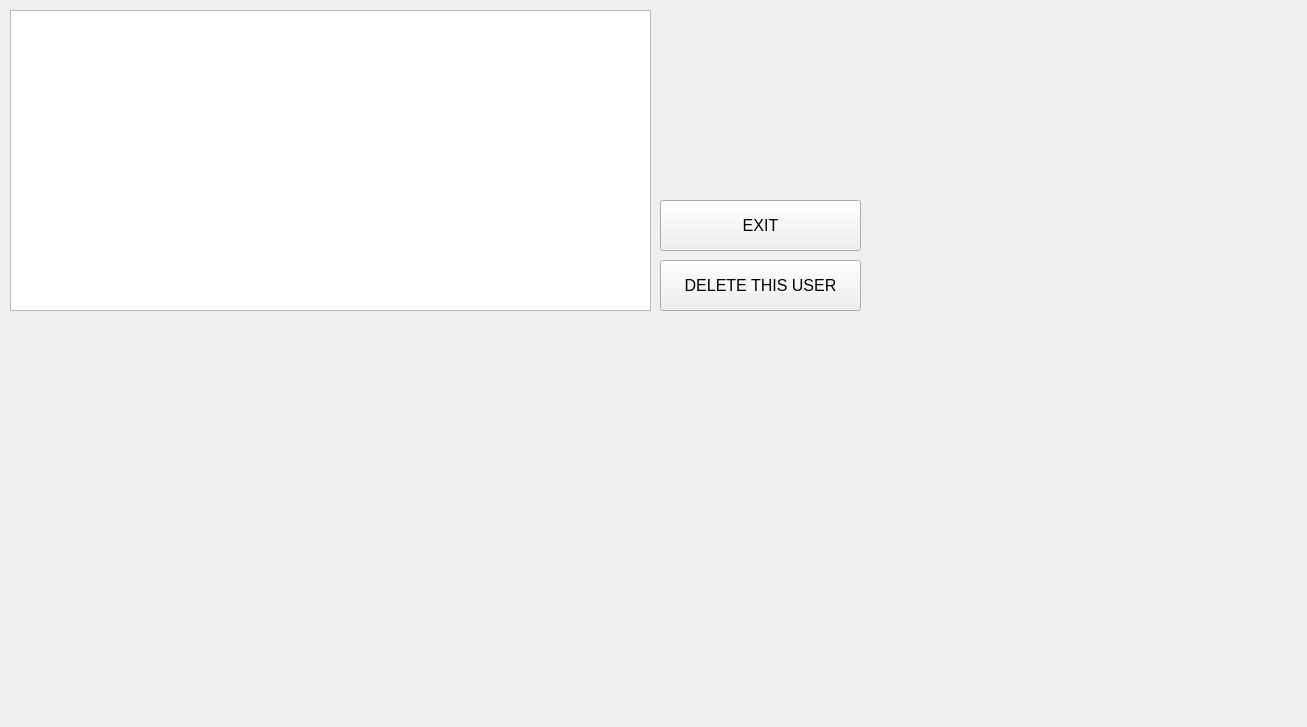
Qt form DataBaseCybersport/TournamentWindow.ui (Inlucker/DataBaseCybersport) before a commit.
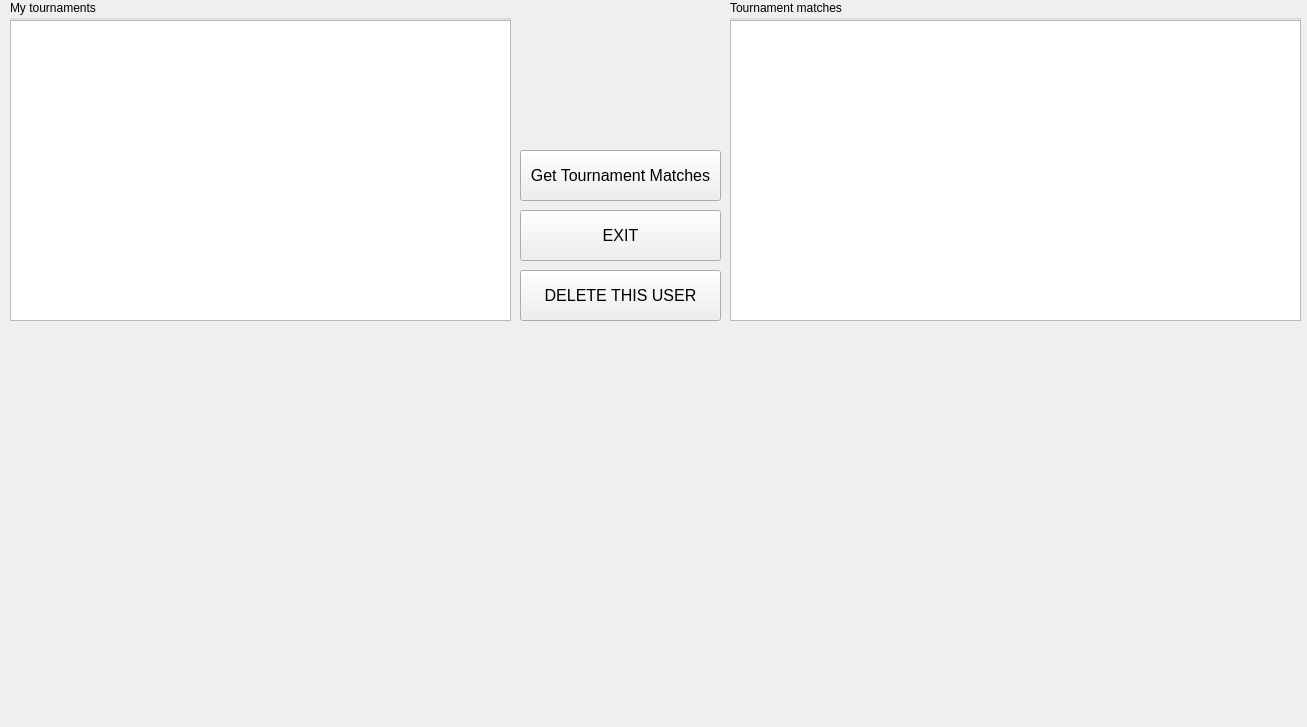
The same form after that commit.

What changed in the file:
```diff
--- a/DataBaseCybersport/TournamentWindow.ui
+++ b/DataBaseCybersport/TournamentWindow.ui
@@ -16,8 +16,8 @@
   <widget class="QPushButton" name="delete_this_user_btn">
    <property name="geometry">
     <rect>
-     <x>660</x>
-     <y>260</y>
+     <x>520</x>
+     <y>270</y>
      <width>201</width>
      <height>51</height>
     </rect>
@@ -34,8 +34,8 @@
   <widget class="QPushButton" name="exit_btn">
    <property name="geometry">
     <rect>
-     <x>660</x>
-     <y>200</y>
+     <x>520</x>
+     <y>210</y>
      <width>201</width>
      <height>51</height>
     </rect>
@@ -49,14 +49,68 @@
     <string>EXIT</string>
    </property>
   </widget>
-  <widget class="QTableView" name="tournaments_tableView">
+  <widget class="QGroupBox" name="groupBox">
    <property name="geometry">
     <rect>
      <x>10</x>
-     <y>10</y>
-     <width>641</width>
-     <height>301</height>
+     <y>0</y>
+     <width>501</width>
+     <height>321</height>
     </rect>
+   </property>
+   <property name="title">
+    <string>My tournaments</string>
+   </property>
+   <widget class="QTableView" name="tournaments_tableView">
+    <property name="geometry">
+     <rect>
+      <x>0</x>
+      <y>20</y>
+      <width>501</width>
+      <height>301</height>
+     </rect>
+    </property>
+   </widget>
+  </widget>
+  <widget class="QGroupBox" name="groupBox_2">
+   <property name="geometry">
+    <rect>
+     <x>730</x>
+     <y>0</y>
+     <width>571</width>
+     <height>321</height>
+    </rect>
+   </property>
+   <property name="title">
+    <string>Tournament matches</string>
+   </property>
+   <widget class="QTableView" name="matches_tableView">
+    <property name="geometry">
+     <rect>
+      <x>0</x>
+      <y>20</y>
+      <width>571</width>
+      <height>301</height>
+     </rect>
+    </property>
+   </widget>
+  </widget>
+  <widget class="QPushButton" name="get_mathces_btn">
+   <property name="geometry">
+    <rect>
+     <x>520</x>
+     <y>150</y>
+     <width>201</width>
+     <height>51</height>
+    </rect>
+   </property>
+   <property name="font">
+    <font>
+     <pointsize>12</pointsize>
+    </font>
+   </property>
+   <property name="text">
+    <string>Get Tournament Matches</string>
    </property>
   </widget>
  </widget>
```
